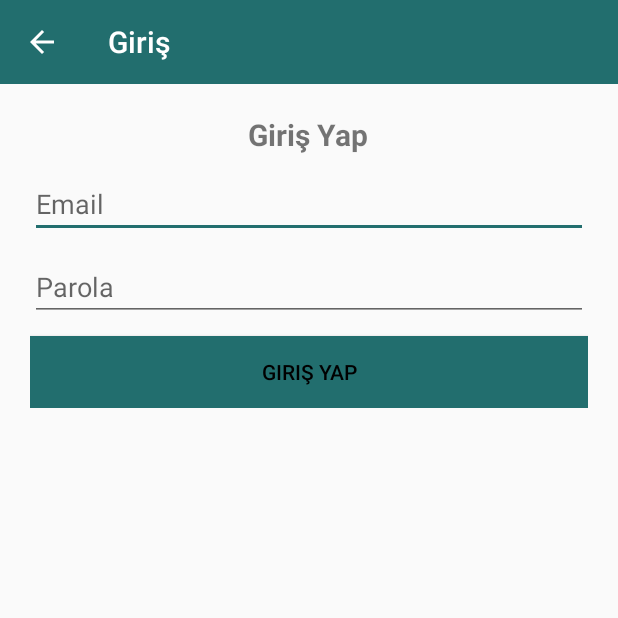
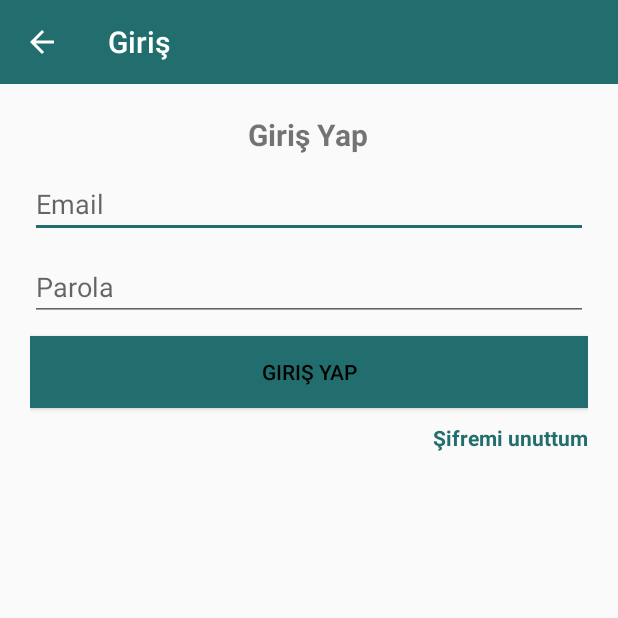
Before and after one commit to nurullahozkan/MBChat, an Android app: the LoginActivity screen opened directly, with no data from a screen before it, on a phone screen of 412 x 824 dp, the top half of it. Run offline under Robolectric (Android 15) with nearby library versions, the phone set to English and light mode, and no system bars; our stand-ins replace Firebase (no records; nobody signed in at launch, a user with empty details on screens opened directly).

Commit message:
Gerçek gmail hesabıyla uygulamaya giriş yapıldığında şifrenin sıfırlanma için gerekli kodlar yazıldı.

```diff
--- a/app/src/main/AndroidManifest.xml
+++ b/app/src/main/AndroidManifest.xml
@@ -2,10 +2,9 @@
 <manifest xmlns:android="http://schemas.android.com/apk/res/android"
     package="com.example.testnew">
 
-    <uses-permission android:name="android.permission.INTERNET"/>
-    <uses-permission android:name="android.permission.WRITE_EXTERNAL_STORAGE"/>
-    <uses-permission android:name="android.permission.READ_EXTERNAL_STORAGE"/>
-
+    <uses-permission android:name="android.permission.INTERNET" />
+    <uses-permission android:name="android.permission.WRITE_EXTERNAL_STORAGE" />
+    <uses-permission android:name="android.permission.READ_EXTERNAL_STORAGE" />
 
     <application
         android:allowBackup="true"
@@ -14,7 +13,8 @@
         android:roundIcon="@drawable/ic_action_name"
         android:supportsRtl="true"
         android:theme="@style/AppTheme">
-        <activity android:name=".MessageActivity"></activity>
+        <activity android:name=".ResetPasswordActivity" android:parentActivityName=".LoginActivity"/>
+        <activity android:name=".MessageActivity" />
         <activity
             android:name=".LoginActivity"
             android:parentActivityName=".StartActivity" />
--- a/app/src/main/java/com/example/testnew/LoginActivity.java
+++ b/app/src/main/java/com/example/testnew/LoginActivity.java
@@ -11,6 +11,7 @@ import android.util.Log;
 import android.view.View;
 import android.widget.Button;
 import android.widget.EditText;
+import android.widget.TextView;
 import android.widget.Toast;
 /*
 import com.google.android.gms.tasks.OnCompleteListener;
@@ -31,6 +32,8 @@ public class LoginActivity extends AppCompatActivity {
 
     private FirebaseAuth auth;
 
+    TextView forgot_password;
+
     @Override
     protected void onCreate(Bundle savedInstanceState) {
         super.onCreate(savedInstanceState);
@@ -48,6 +51,14 @@ public class LoginActivity extends AppCompatActivity {
         email = findViewById(R.id.email);
         password = findViewById(R.id.password);
         btn_login = findViewById(R.id.btn_Login);
+        forgot_password = findViewById(R.id.forgot_password);
+
+        forgot_password.setOnClickListener(new View.OnClickListener() {
+            @Override
+            public void onClick(View view) {
+                startActivity(new Intent(LoginActivity.this, ResetPasswordActivity.class));
+            }
+        });
 
 
 
--- a/app/src/main/res/layout/activity_login.xml
+++ b/app/src/main/res/layout/activity_login.xml
@@ -51,6 +51,17 @@
             android:textColor="#000"
             android:layout_marginTop="10dp"/>
 
+        <TextView
+            android:id="@+id/forgot_password"
+            android:layout_width="wrap_content"
+            android:layout_height="wrap_content"
+            android:gravity="center"
+            android:text="Şifremi unuttum"
+            android:layout_marginTop="10dp"
+            android:layout_gravity="end"
+            android:textStyle="bold"
+            android:textColor="@color/colorPrimaryDark"/>
+
     </LinearLayout>
 
 </RelativeLayout>
```
